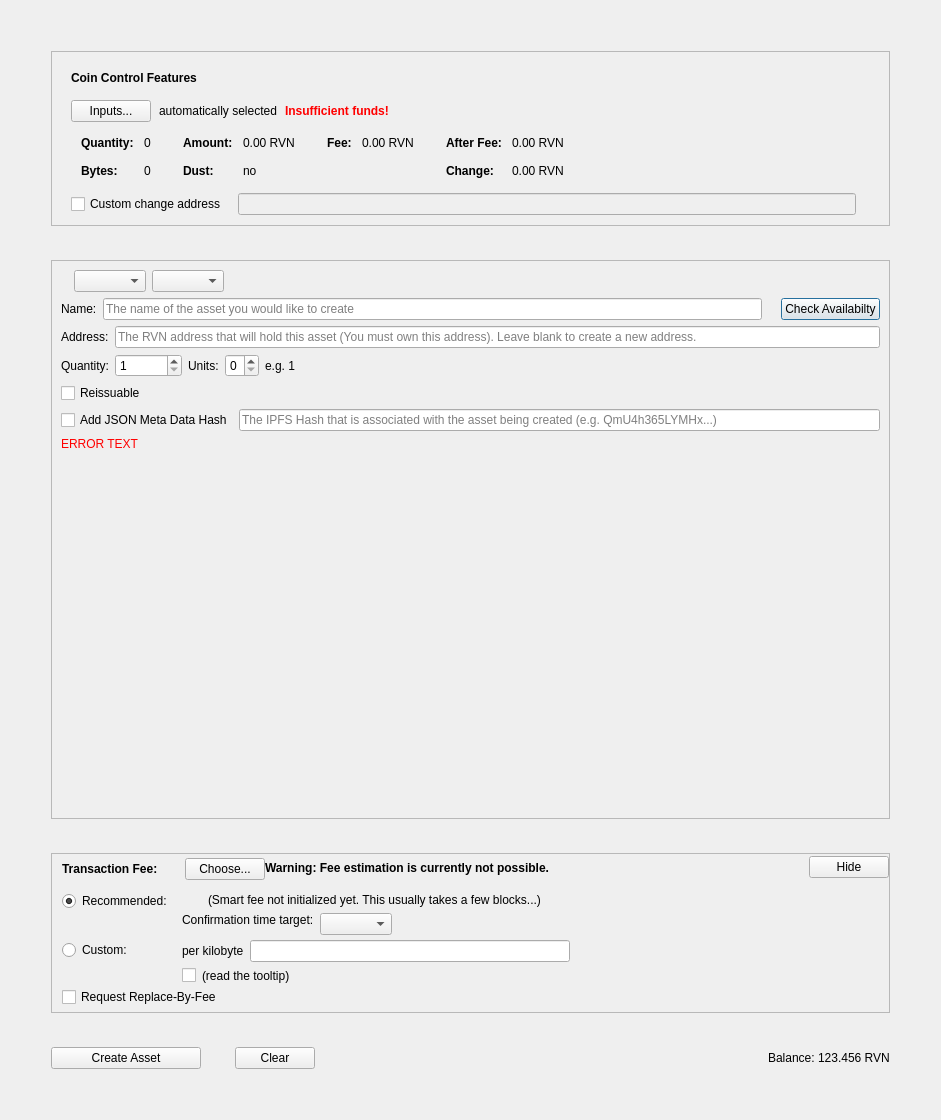
Old version of the form src/qt/forms/createassetdialog.ui in the repository thehomosapien/AMLBitcoin.
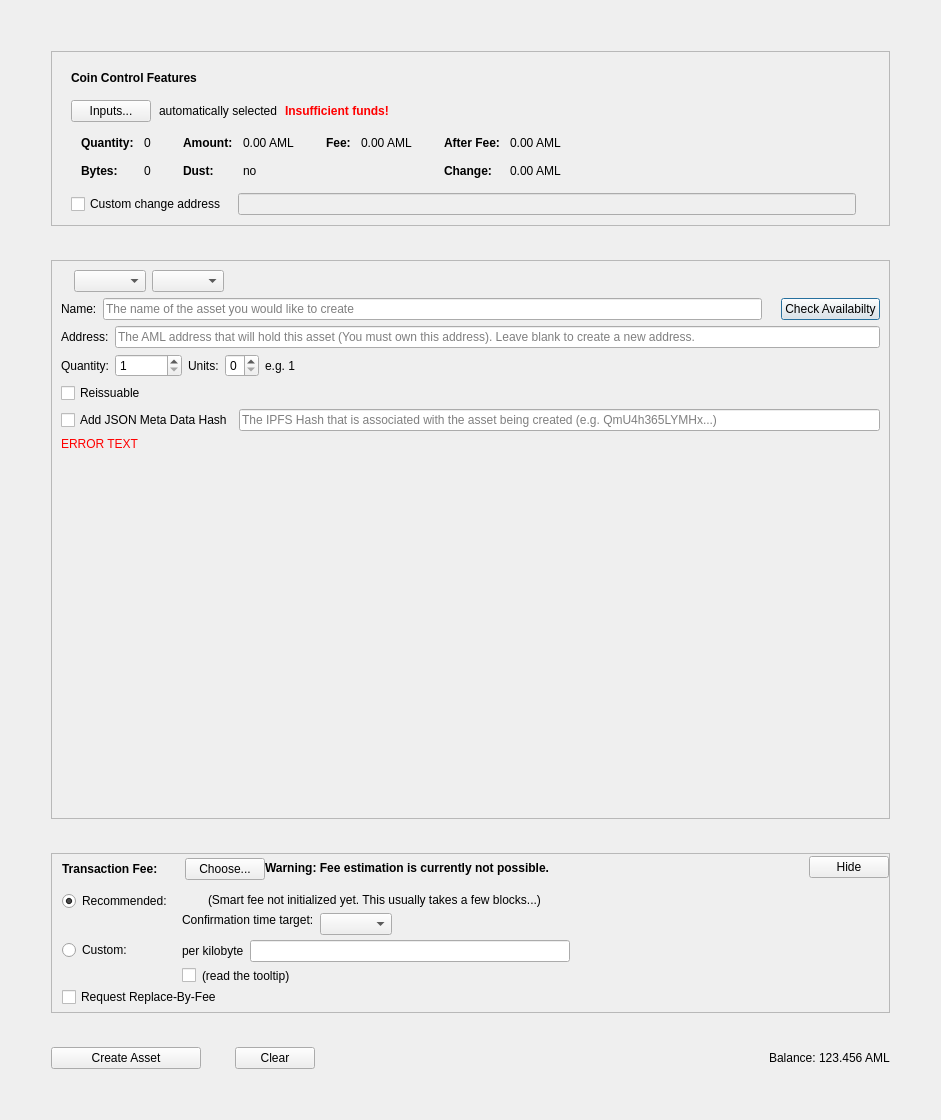
New version of the form. Custom widgets are drawn as their Qt base class.

Patch:
```diff
--- a/src/qt/forms/createassetdialog.ui
+++ b/src/qt/forms/createassetdialog.ui
@@ -335,7 +335,7 @@
                     <enum>Qt::ActionsContextMenu</enum>
                    </property>
                    <property name="text">
-                    <string notr="true">0.00 RVN</string>
+                    <string notr="true">0.00 AML</string>
                    </property>
                    <property name="textInteractionFlags">
                     <set>Qt::LinksAccessibleByMouse|Qt::TextSelectableByKeyboard|Qt::TextSelectableByMouse</set>
@@ -415,7 +415,7 @@
                     <enum>Qt::ActionsContextMenu</enum>
                    </property>
                    <property name="text">
-                    <string notr="true">0.00 RVN</string>
+                    <string notr="true">0.00 AML</string>
                    </property>
                    <property name="textInteractionFlags">
                     <set>Qt::LinksAccessibleByMouse|Qt::TextSelectableByKeyboard|Qt::TextSelectableByMouse</set>
@@ -466,7 +466,7 @@
                     <enum>Qt::ActionsContextMenu</enum>
                    </property>
                    <property name="text">
-                    <string notr="true">0.00 RVN</string>
+                    <string notr="true">0.00 AML</string>
                    </property>
                    <property name="textInteractionFlags">
                     <set>Qt::LinksAccessibleByMouse|Qt::TextSelectableByKeyboard|Qt::TextSelectableByMouse</set>
@@ -495,7 +495,7 @@
                     <enum>Qt::ActionsContextMenu</enum>
                    </property>
                    <property name="text">
-                    <string notr="true">0.00 RVN</string>
+                    <string notr="true">0.00 AML</string>
                    </property>
                    <property name="textInteractionFlags">
                     <set>Qt::LinksAccessibleByMouse|Qt::TextSelectableByKeyboard|Qt::TextSelectableByMouse</set>
@@ -688,7 +688,7 @@
                <string/>
               </property>
               <property name="placeholderText">
-               <string>The RVN address that will hold this asset (You must own this address). Leave blank to create a new address.</string>
+               <string>The AML address that will hold this asset (You must own this address). Leave blank to create a new address.</string>
               </property>
              </widget>
             </item>
@@ -1395,7 +1395,7 @@
             <enum>Qt::RightToLeft</enum>
            </property>
            <property name="text">
-            <string>123.456 RVN</string>
+            <string>123.456 AML</string>
            </property>
           </widget>
          </item>
```
Left out of the diff: 12 changed lines with no effect on the pictures.
